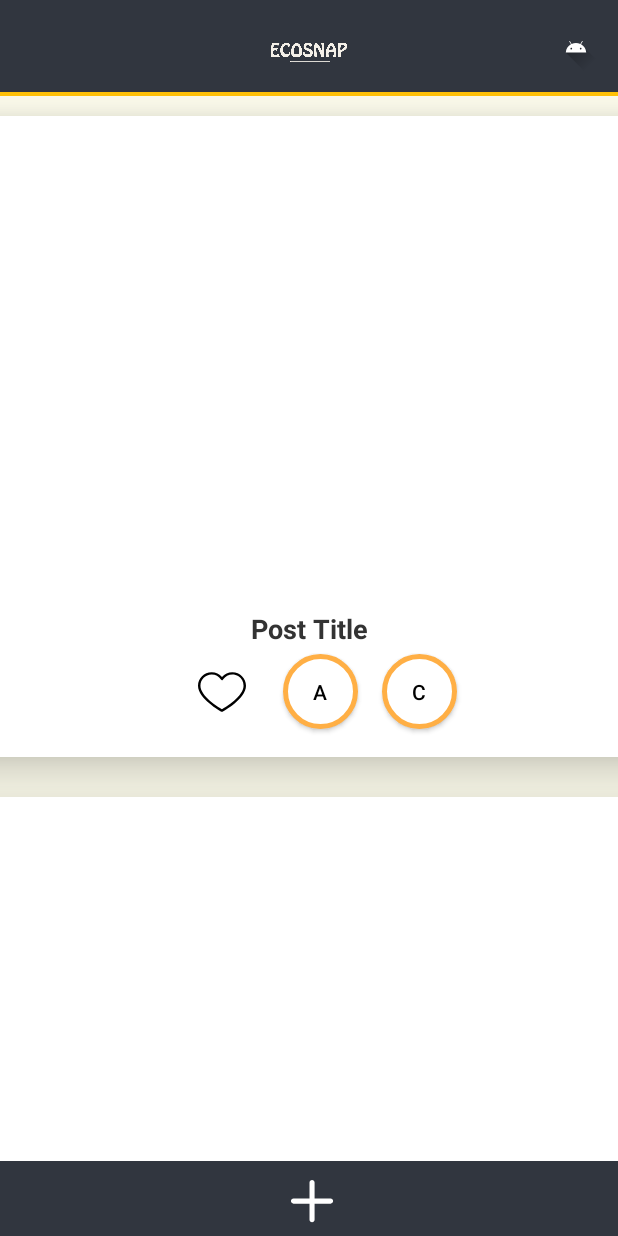
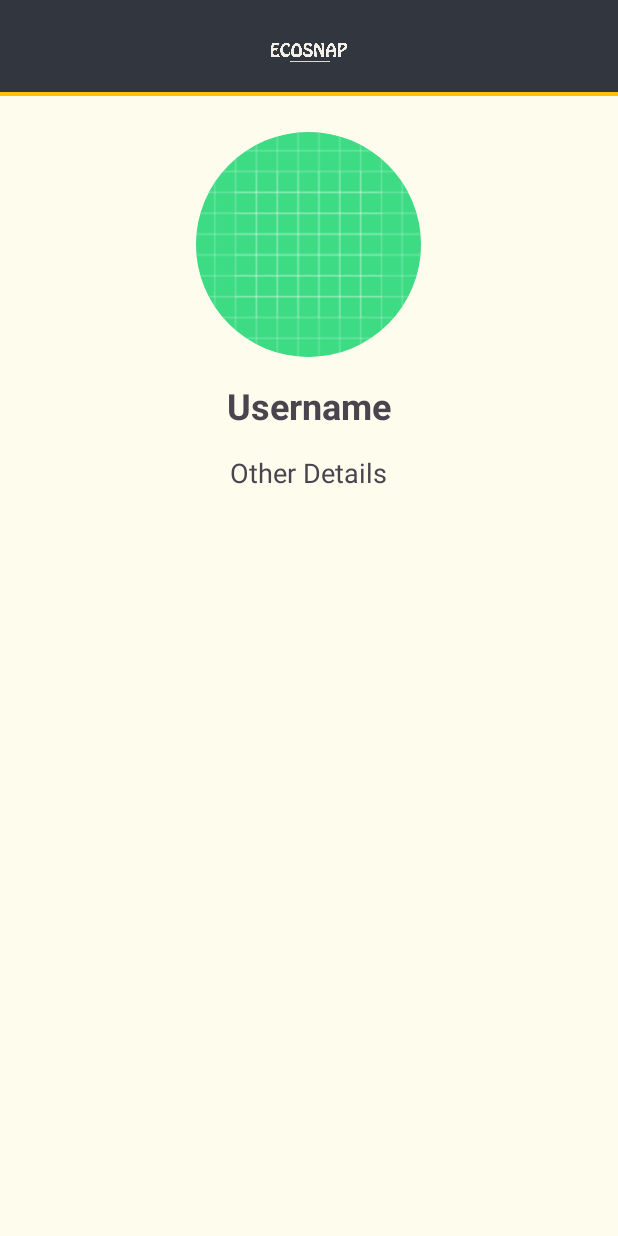
Before and after one commit to YashaswiNayak/EcoSnap, an Android app: the screen it shows after launch (MainActivity before the commit, ProfileView after it), after a tap on "Profile", on a phone screen of 412 x 824 dp. Run offline under Robolectric (Android 15) with nearby library versions, the phone set to English and light mode, and no system bars.

Commit message:
added new features

```diff
--- a/app/src/main/AndroidManifest.xml
+++ b/app/src/main/AndroidManifest.xml
@@ -29,6 +29,7 @@
         </activity>
         <activity android:name=".PostCreation"></activity>
         <activity android:name=".Participate"></activity>
+        <activity android:name=".ProfileView"></activity>
     </application>
 
 </manifest>
--- a/app/src/main/java/com/example/ecosnap/MainActivity.kt
+++ b/app/src/main/java/com/example/ecosnap/MainActivity.kt
@@ -4,6 +4,8 @@ import android.content.Intent
 import android.os.Bundle
 import android.view.Gravity
 import android.view.Menu
+import android.view.MenuItem
+import android.widget.ArrayAdapter
 import android.widget.Button
 import android.widget.ImageButton
 import android.widget.LinearLayout
@@ -79,4 +81,18 @@ class MainActivity : AppCompatActivity() {
         menuInflater.inflate(R.menu.options,menu)
         return true
     }
+
+    override fun onOptionsItemSelected(item: MenuItem): Boolean {
+        return when (item.itemId) {
+            R.id.profileButton -> {
+                val profileView=Intent(this,ProfileView::class.java).apply {
+
+                }
+                startActivity(profileView)
+                true
+            }
+
+            else -> super.onOptionsItemSelected(item)
+        }
+    }
 }
--- /dev/null
+++ b/app/src/main/java/com/example/ecosnap/ProfileView.kt
@@ -0,0 +1,20 @@
+package com.example.ecosnap
+
+import android.os.Bundle
+import androidx.activity.enableEdgeToEdge
+import androidx.appcompat.app.AppCompatActivity
+import androidx.core.view.ViewCompat
+import androidx.core.view.WindowInsetsCompat
+
+class ProfileView:AppCompatActivity() {
+    override fun onCreate(savedInstanceState: Bundle?) {
+        super.onCreate(savedInstanceState)
+        enableEdgeToEdge()
+        setContentView(R.layout.profile)
+        ViewCompat.setOnApplyWindowInsetsListener(findViewById(R.id.profile_view)) { v, insets ->
+            val systemBars = insets.getInsets(WindowInsetsCompat.Type.systemBars())
+            v.setPadding(systemBars.left, systemBars.top, systemBars.right, systemBars.bottom)
+            insets
+        }
+    }
+}
--- /dev/null
+++ b/app/src/main/res/drawable/circular_profile_photo.xml
@@ -0,0 +1,4 @@
+<shape xmlns:android="http://schemas.android.com/apk/res/android"
+    android:shape="oval">
+    <solid android:color="#CCCCCC" /> <!-- Change color as needed -->
+</shape>
--- /dev/null
+++ b/app/src/main/res/layout-v31/profile.xml
@@ -0,0 +1,77 @@
+<?xml version="1.0" encoding="utf-8"?>
+<RelativeLayout xmlns:android="http://schemas.android.com/apk/res/android"
+    android:id="@+id/profile_view"
+    android:layout_width="match_parent"
+    android:layout_height="match_parent"
+    android:fitsSystemWindows="true">
+
+    <androidx.appcompat.widget.Toolbar
+        android:id="@+id/topToolbar"
+        android:layout_width="match_parent"
+        android:layout_height="?attr/actionBarSize"
+        android:background="@drawable/toolbar_border"
+        android:minHeight="?attr/actionBarSize"
+        android:theme="?attr/actionBarTheme">
+
+        <ImageView
+            android:layout_width="200dp"
+            android:layout_height="?attr/actionBarSize"
+            android:layout_gravity="center"
+            android:src="@drawable/ecosnap_transparent_final"
+            android:contentDescription="@string/logo" />
+    </androidx.appcompat.widget.Toolbar>
+
+    <ScrollView
+        android:id="@+id/scroll_view"
+        android:layout_width="match_parent"
+        android:background="@color/cream"
+        android:layout_height="match_parent"
+        android:layout_below="@id/topToolbar">
+
+        <RelativeLayout
+            android:layout_width="match_parent"
+            android:layout_height="wrap_content">
+
+            <!-- Profile Photo -->
+            <!-- Profile Photo -->
+            <ImageView
+                android:id="@+id/profile_photo"
+                android:layout_width="150dp"
+                android:layout_height="150dp"
+                android:layout_centerHorizontal="true"
+                android:layout_marginTop="24dp"
+                android:src="@drawable/ic_launcher_background"
+                android:scaleType="centerCrop"
+                android:clipToOutline="true"
+                android:background="@drawable/circular_profile_photo" />
+
+
+            <!-- Username -->
+            <TextView
+                android:id="@+id/user_name"
+                android:layout_width="wrap_content"
+                android:layout_height="wrap_content"
+                android:text="Username"
+                android:textSize="24sp"
+                android:textStyle="bold"
+                android:layout_below="@id/profile_photo"
+                android:layout_centerHorizontal="true"
+                android:layout_marginTop="16dp" />
+
+            <!-- Other Details -->
+            <TextView
+                android:id="@+id/other_details"
+                android:layout_width="wrap_content"
+                android:layout_height="wrap_content"
+                android:text="Other Details"
+                android:textSize="18sp"
+                android:layout_below="@id/user_name"
+                android:layout_centerHorizontal="true"
+                android:layout_marginTop="16dp" />
+
+            <!-- Add other views or details as needed -->
+
+        </RelativeLayout>
+    </ScrollView>
+
+</RelativeLayout>
--- a/app/src/main/res/layout/participate.xml
+++ b/app/src/main/res/layout/participate.xml
@@ -46,7 +46,6 @@
             <TextView
                 android:id="@+id/title"
                 android:layout_width="match_parent"
-                android:background="@drawable/edittext_border"
                 android:layout_height="wrap_content"
                 android:layout_marginTop="16dp"
                 android:text="@string/post_title"
@@ -59,7 +58,6 @@
             <TextView
                 android:id="@+id/description"
                 android:layout_width="match_parent"
-                android:background="@drawable/edittext_border"
                 android:layout_height="150dp"
                 android:layout_marginTop="8dp"
                 android:textAlignment="center"
--- /dev/null
+++ b/app/src/main/res/layout/profile.xml
@@ -0,0 +1,87 @@
+<?xml version="1.0" encoding="utf-8"?>
+<RelativeLayout xmlns:android="http://schemas.android.com/apk/res/android"
+    android:id="@+id/profile_view"
+    android:layout_width="match_parent"
+    android:layout_height="match_parent"
+    android:fitsSystemWindows="true">
+
+    <androidx.appcompat.widget.Toolbar
+        android:id="@+id/topToolbar"
+        android:layout_width="match_parent"
+        android:layout_height="?attr/actionBarSize"
+        android:background="@drawable/toolbar_border"
+        android:minHeight="?attr/actionBarSize"
+        android:theme="?attr/actionBarTheme">
+
+        <ImageView
+            android:layout_width="200dp"
+            android:layout_height="?attr/actionBarSize"
+            android:layout_gravity="center"
+            android:src="@drawable/ecosnap_transparent_final"
+            android:contentDescription="@string/logo" />
+    </androidx.appcompat.widget.Toolbar>
+
+    <ScrollView
+        android:id="@+id/scroll_view"
+        android:layout_width="match_parent"
+        android:background="@color/cream"
+        android:layout_height="match_parent"
+        android:layout_below="@id/topToolbar">
+
+        <RelativeLayout
+            android:layout_width="match_parent"
+            android:layout_height="wrap_content">
+
+            <!-- Profile Photo -->
+            <ImageView
+                android:id="@+id/profile_photo"
+                android:layout_width="150dp"
+                android:layout_height="150dp"
+                android:layout_centerHorizontal="true"
+                android:layout_marginTop="24dp"
+                android:src="@drawable/ic_launcher_background"
+                android:scaleType="centerCrop"
+                android:clipToOutline="true"
+                android:background="@drawable/circular_profile_photo" />
+
+            <!-- Username -->
+            <TextView
+                android:id="@+id/user_name"
+                android:layout_width="wrap_content"
+                android:layout_height="wrap_content"
+                android:text="Username"
+                android:textSize="24sp"
+                android:textStyle="bold"
+                android:layout_below="@id/profile_photo"
+                android:layout_centerHorizontal="true"
+                android:layout_marginTop="16dp" />
+
+            <!-- Other Details -->
+            <TextView
+                android:id="@+id/other_details"
+                android:layout_width="wrap_content"
+                android:layout_height="wrap_content"
+                android:text="Other Details"
+                android:textSize="18sp"
+                android:layout_below="@id/user_name"
+                android:layout_centerHorizontal="true"
+                android:layout_marginTop="16dp" />
+
+            <!-- ListView for User Posts -->
+            <ListView
+                android:id="@+id/list_view_posts"
+                android:layout_width="match_parent"
+                android:layout_height="wrap_content"
+                android:layout_below="@id/other_details"
+                android:layout_marginTop="16dp" />
+            <ListView
+                android:id="@+id/activitis_participated"
+                android:layout_width="match_parent"
+                android:layout_height="wrap_content"
+                android:layout_below="@id/other_details"
+                android:layout_marginTop="16dp" />
+
+        </RelativeLayout>
+    </ScrollView>
+
+</RelativeLayout>
--- a/app/src/main/res/menu/options.xml
+++ b/app/src/main/res/menu/options.xml
@@ -2,7 +2,7 @@
 <menu xmlns:app="http://schemas.android.com/apk/res-auto"
     xmlns:android="http://schemas.android.com/apk/res/android">
 <item
-    android:id="@+id/profile"
+    android:id="@+id/profileButton"
     android:title="@string/profile"
     android:icon="@drawable/ic_launcher_foreground"
     app:showAsAction="always" />
```
